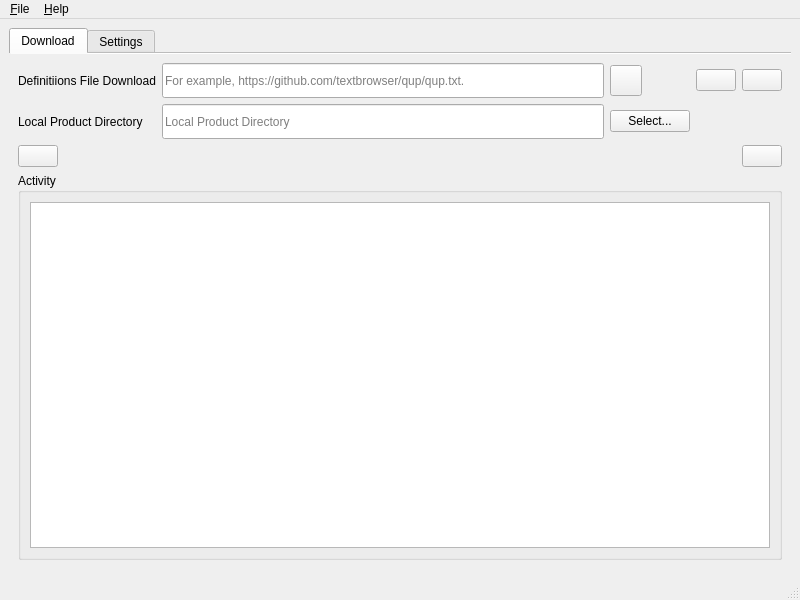
The window that ui/qup.ui (textbrowser/qup) describes before a commit, drawn with Qt 5.
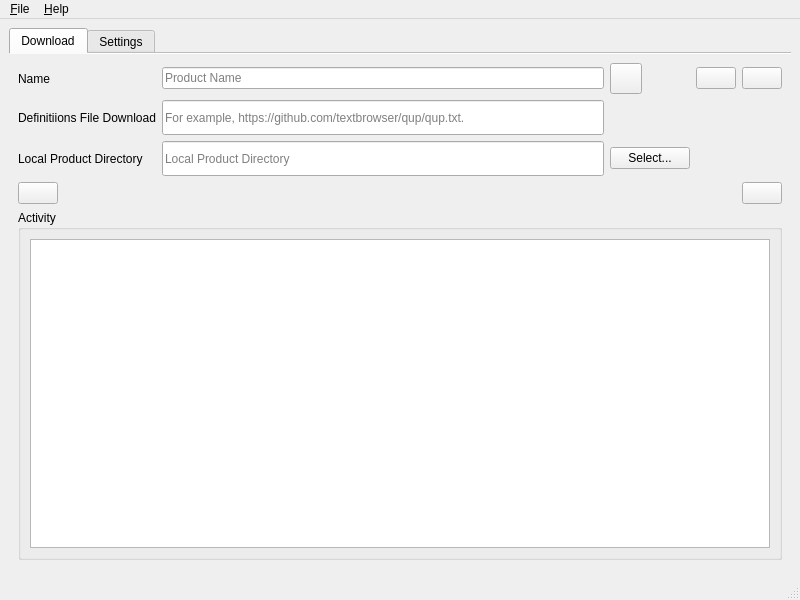
The same window after the commit. Icons and pictures are not drawn.

```diff
--- a/ui/qup.ui
+++ b/ui/qup.ui
@@ -41,19 +41,10 @@
        <layout class="QVBoxLayout" name="verticalLayout_3">
         <item>
          <layout class="QGridLayout" name="gridLayout">
-          <item row="1" column="1">
-           <widget class="QLineEdit" name="local_directory">
-            <property name="minimumSize">
-             <size>
-              <width>0</width>
-              <height>35</height>
-             </size>
-            </property>
-            <property name="readOnly">
-             <bool>true</bool>
-            </property>
-            <property name="placeholderText">
-             <string>Local Product Directory</string>
+          <item row="0" column="0">
+           <widget class="QLabel" name="label_3">
+            <property name="text">
+             <string>Name</string>
             </property>
            </widget>
           </item>
@@ -74,28 +65,14 @@
             </property>
            </widget>
           </item>
-          <item row="1" column="2">
-           <widget class="QPushButton" name="select_local_directory">
-            <property name="text">
-             <string>Select...</string>
-            </property>
-           </widget>
-          </item>
-          <item row="0" column="0">
-           <widget class="QLabel" name="label">
-            <property name="text">
-             <string>Definitiions File Download</string>
-            </property>
-           </widget>
-          </item>
-          <item row="1" column="0">
-           <widget class="QLabel" name="label_4">
-            <property name="text">
-             <string>Local Product Directory</string>
-            </property>
-           </widget>
-          </item>
           <item row="0" column="1">
+           <widget class="QLineEdit" name="favorite_name">
+            <property name="placeholderText">
+             <string>Product Name</string>
+            </property>
+           </widget>
+          </item>
+          <item row="1" column="1">
            <widget class="QLineEdit" name="qup_txt_location">
             <property name="minimumSize">
              <size>
@@ -128,6 +105,43 @@
             </property>
            </widget>
           </item>
+          <item row="2" column="1">
+           <widget class="QLineEdit" name="local_directory">
+            <property name="minimumSize">
+             <size>
+              <width>0</width>
+              <height>35</height>
+             </size>
+            </property>
+            <property name="readOnly">
+             <bool>true</bool>
+            </property>
+            <property name="placeholderText">
+             <string>Local Product Directory</string>
+            </property>
+           </widget>
+          </item>
+          <item row="2" column="0">
+           <widget class="QLabel" name="label_4">
+            <property name="text">
+             <string>Local Product Directory</string>
+            </property>
+           </widget>
+          </item>
+          <item row="2" column="2">
+           <widget class="QPushButton" name="select_local_directory">
+            <property name="text">
+             <string>Select...</string>
+            </property>
+           </widget>
+          </item>
+          <item row="1" column="0">
+           <widget class="QLabel" name="label">
+            <property name="text">
+             <string>Definitiions File Download</string>
+            </property>
+           </widget>
+          </item>
           <item row="0" column="4">
            <widget class="QPushButton" name="delete_favorite">
             <property name="toolTip">
```
Left out of the diff: 3 changed lines with no effect on the pictures.
